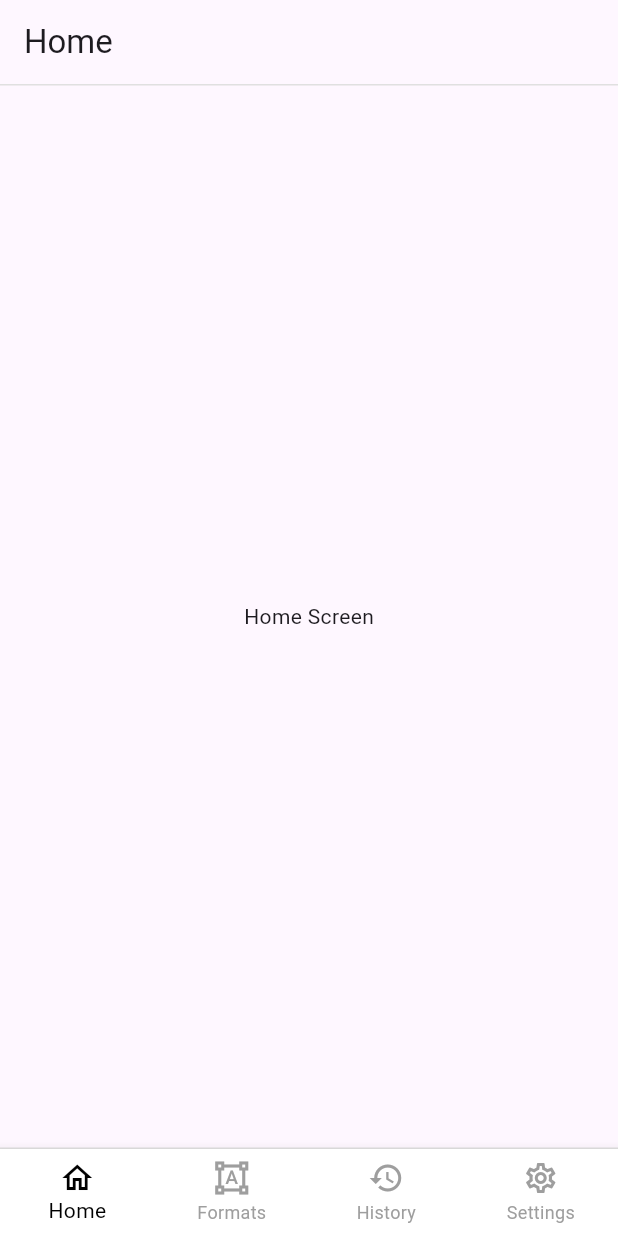
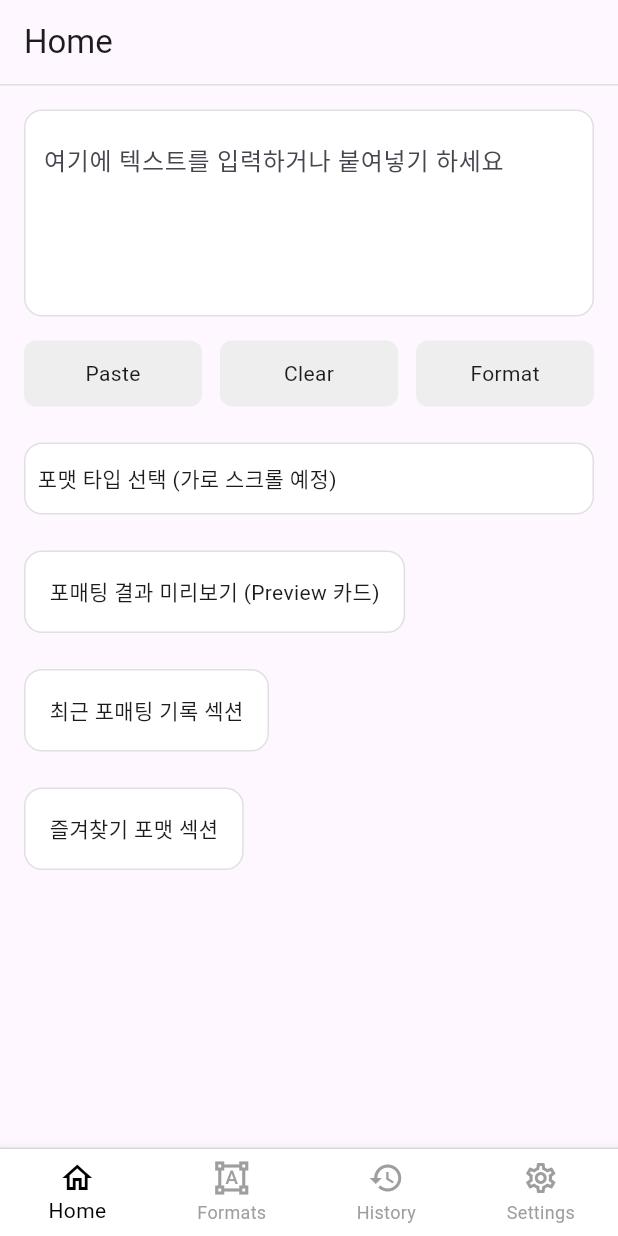
Before and after one commit to hyperbora/format_kit, a Flutter app: the screen it shows after launch, on a phone screen of 412 x 824 dp. Run offline on Flutter 3.47's test engine with Material 3 defaults, Android fonts, the phone set to English and light mode, and no system bars.

Commit message:
feat: home 화면 초기 화면 구성

```diff
--- /dev/null
+++ b/lib/screens/home/home_screen.dart
@@ -0,0 +1,122 @@
+import 'package:flutter/material.dart';
+import 'package:format_kit/screens/widgets/quick_format_input.dart';
+
+class HomeScreen extends StatelessWidget {
+  const HomeScreen({super.key});
+
+  @override
+  Widget build(BuildContext context) {
+    return SingleChildScrollView(
+      padding: const EdgeInsets.all(16),
+      child: Column(
+        crossAxisAlignment: CrossAxisAlignment.start,
+        children: const [
+          QuickFormatInput(),
+          SizedBox(height: 16),
+          QuickFormatActions(),
+          SizedBox(height: 24),
+          FormatTypeSelector(),
+          SizedBox(height: 24),
+          FormatPreviewCard(),
+          SizedBox(height: 24),
+          RecentHistorySection(),
+          SizedBox(height: 24),
+          FavoriteFormatsSection(),
+        ],
+      ),
+    );
+  }
+}
+
+class QuickFormatActions extends StatelessWidget {
+  const QuickFormatActions({super.key});
+
+  @override
+  Widget build(BuildContext context) {
+    return Row(
+      children: [
+        Expanded(child: _fakeButton("Paste")),
+        const SizedBox(width: 12),
+        Expanded(child: _fakeButton("Clear")),
+        const SizedBox(width: 12),
+        Expanded(child: _fakeButton("Format")),
+      ],
+    );
+  }
+}
+
+class FormatTypeSelector extends StatelessWidget {
+  const FormatTypeSelector({super.key});
+
+  @override
+  Widget build(BuildContext context) {
+    return Container(
+      height: 48,
+      padding: const EdgeInsets.symmetric(horizontal: 8),
+      decoration: _boxDecoration(),
+      alignment: Alignment.centerLeft,
+      child: const Text("포맷 타입 선택 (가로 스크롤 예정)"),
+    );
+  }
+}
+
+class FormatPreviewCard extends StatelessWidget {
+  const FormatPreviewCard({super.key});
+
+  @override
+  Widget build(BuildContext context) {
+    return Container(
+      padding: const EdgeInsets.all(16),
+      decoration: _boxDecoration(),
+      child: const Text("포매팅 결과 미리보기 (Preview 카드)"),
+    );
+  }
+}
+
+class RecentHistorySection extends StatelessWidget {
+  const RecentHistorySection({super.key});
+
+  @override
+  Widget build(BuildContext context) {
+    return Container(
+      padding: const EdgeInsets.all(16),
+      decoration: _boxDecoration(),
+      child: const Text("최근 포매팅 기록 섹션"),
+    );
+  }
+}
+
+class FavoriteFormatsSection extends StatelessWidget {
+  const FavoriteFormatsSection({super.key});
+
+  @override
+  Widget build(BuildContext context) {
+    return Container(
+      padding: const EdgeInsets.all(16),
+      decoration: _boxDecoration(),
+      child: const Text("즐겨찾기 포맷 섹션"),
+    );
+  }
+}
+
+// 🔧 공통 데코레이션
+BoxDecoration _boxDecoration() {
+  return BoxDecoration(
+    color: Colors.white,
+    borderRadius: BorderRadius.circular(12),
+    border: Border.all(color: Colors.grey.shade300),
+  );
+}
+
+// 🔧 임시 버튼 위젯 (스켈레톤용)
+Widget _fakeButton(String text) {
+  return Container(
+    height: 44,
+    alignment: Alignment.center,
+    decoration: BoxDecoration(
+      color: Colors.grey.shade200,
+      borderRadius: BorderRadius.circular(8),
+    ),
+    child: Text(text),
+  );
+}
--- a/lib/screens/home_screen.dart
+++ /dev/null
@@ -1,10 +0,0 @@
-import 'package:flutter/material.dart';
-
-class HomeScreen extends StatelessWidget {
-  const HomeScreen({super.key});
-
-  @override
-  Widget build(BuildContext context) {
-    return Center(child: Text('Home Screen'));
-  }
-}
--- a/lib/screens/main_scaffold.dart
+++ b/lib/screens/main_scaffold.dart
@@ -2,7 +2,7 @@ import 'package:flutter/material.dart';
 import 'package:format_kit/l10n/app_localizations.dart';
 import 'package:format_kit/screens/formats_screen.dart';
 import 'package:format_kit/screens/history_screen.dart';
-import 'package:format_kit/screens/home_screen.dart';
+import 'package:format_kit/screens/home/home_screen.dart';
 import 'package:format_kit/screens/settings_screen.dart';
 
 class MainScaffold extends StatefulWidget {
--- /dev/null
+++ b/lib/screens/widgets/quick_format_input.dart
@@ -0,0 +1,42 @@
+import 'package:flutter/material.dart';
+
+class QuickFormatInput extends StatefulWidget {
+  const QuickFormatInput({super.key, this.onChanged});
+
+  final ValueChanged<String>? onChanged;
+
+  @override
+  State<QuickFormatInput> createState() => _QuickFormatInputState();
+}
+
+class _QuickFormatInputState extends State<QuickFormatInput> {
+  final _controller = TextEditingController();
+
+  @override
+  void dispose() {
+    _controller.dispose();
+    super.dispose();
+  }
+
+  @override
+  Widget build(BuildContext context) {
+    return Container(
+      padding: const EdgeInsets.all(12),
+      decoration: BoxDecoration(
+        color: Colors.white,
+        borderRadius: BorderRadius.circular(12),
+        border: Border.all(color: Colors.grey.shade300),
+      ),
+      child: TextField(
+        controller: _controller,
+        maxLines: 6,
+        minLines: 4,
+        decoration: const InputDecoration(
+          hintText: "여기에 텍스트를 입력하거나 붙여넣기 하세요",
+          border: InputBorder.none,
+        ),
+        onChanged: widget.onChanged,
+      ),
+    );
+  }
+}
```
